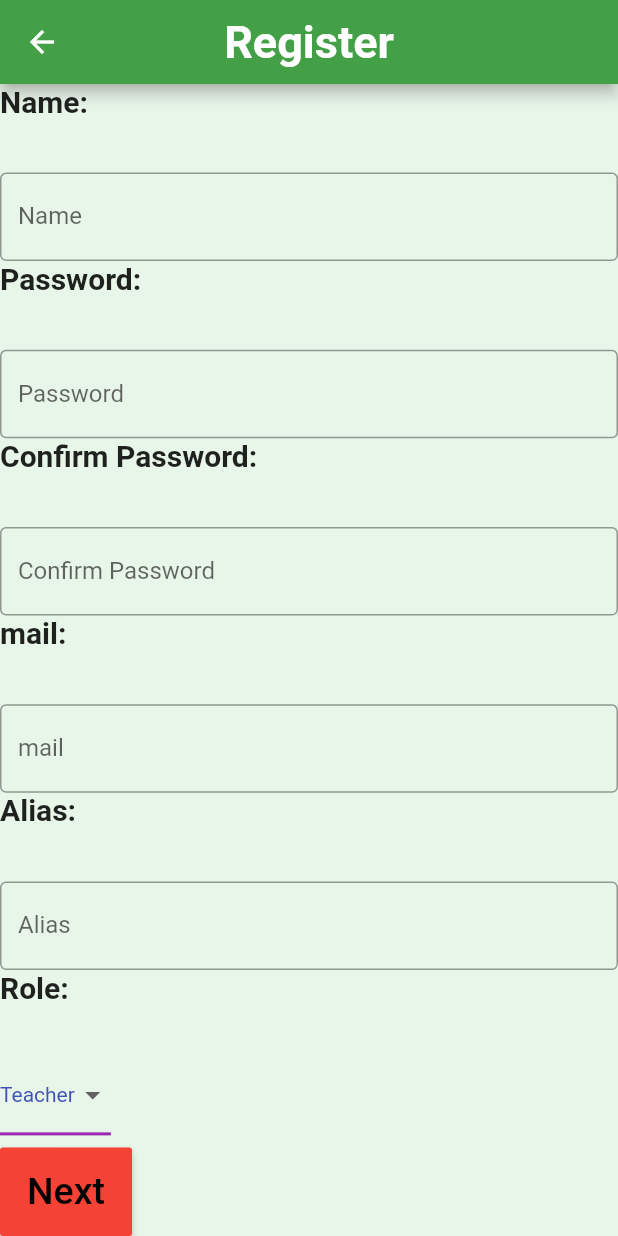
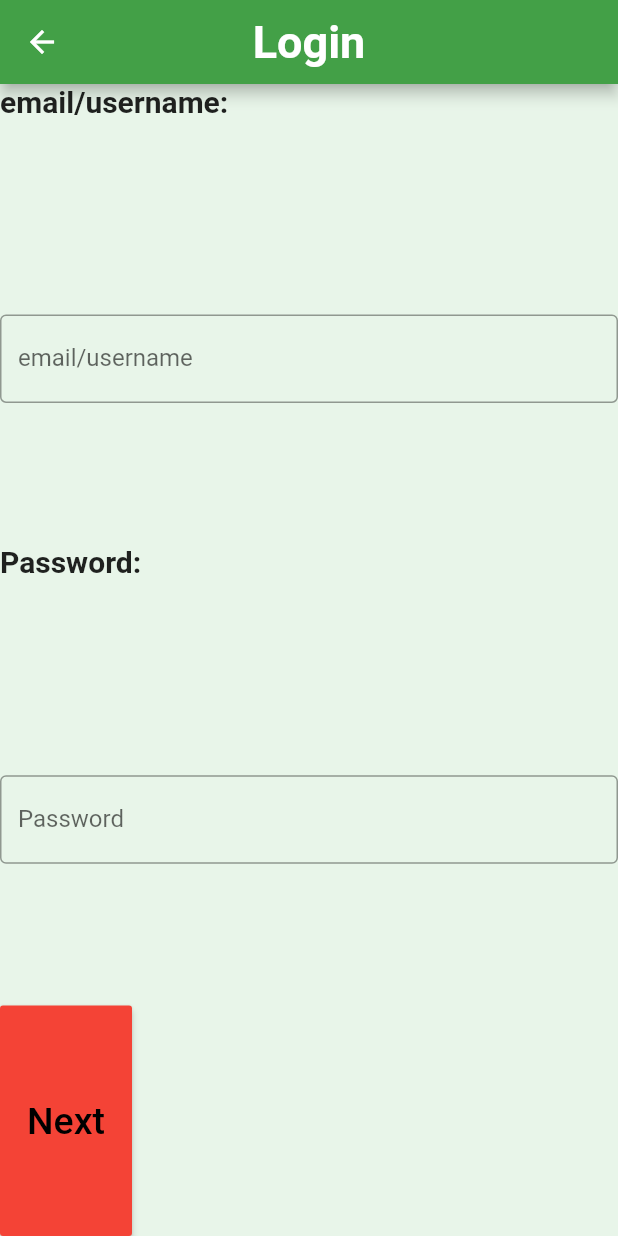
Before and after one commit to edwardtheskull/mathforkids, a Flutter app: the screen it shows after launch, after a tap on "Login", on a phone screen of 412 x 824 dp. Run offline on Flutter 3.47's test engine with Material 2 defaults, Android fonts, the phone set to English and light mode, and no system bars; Roboto replaces fonts that are missing (Crimson).

Commit message:
loginpage with changes
Added a page for login and linked the other pages to it

```diff
--- /dev/null
+++ b/lib/login.dart
@@ -0,0 +1,73 @@
+import 'dart:async';
+import 'dart:convert';
+import 'package:flutter/cupertino.dart';
+import 'package:flutter/material.dart';
+import 'package:flutter/rendering.dart';
+
+
+class loginPageState extends StatefulWidget{
+  @override
+  LoginPage createState() => LoginPage();
+}
+
+class LoginPage extends State<loginPageState>{
+  @override
+  Widget build(BuildContext context) {
+    return Scaffold(
+        backgroundColor: Colors.green[50],
+        appBar: AppBar(
+          title: Text(
+            "Login",
+            style: TextStyle(
+              fontSize: 30,
+              fontFamily: "Crimson",
+              fontWeight: FontWeight.bold,
+            ),
+          ),
+          centerTitle:true,
+          backgroundColor: Colors.green[600],
+        ),
+        body:  Center(
+          child: Column( mainAxisAlignment: MainAxisAlignment.end, crossAxisAlignment: CrossAxisAlignment.start,
+              children: [Expanded(child: Text("email/username:",
+                style: TextStyle(fontSize: 20,
+                    fontWeight: FontWeight.bold
+                ),
+              ),
+              ),
+                Expanded(child: TextField(
+                  obscureText: false,
+                  decoration: InputDecoration(
+                    border: OutlineInputBorder(),
+                    labelText: 'email/username',
+                  ),
+                ),),
+                Expanded(child: Text("Password:",
+                  style: TextStyle(fontSize: 20,
+                      fontWeight: FontWeight.bold
+                  ),
+                ),
+                ),
+                Expanded(child: TextField(
+                  obscureText: true,
+                  decoration: InputDecoration(
+                    border: OutlineInputBorder(),
+                    labelText: 'Password',
+                  ),
+                ),),
+
+                Expanded(child: RaisedButton(
+                  onPressed: (){
+                    Navigator.push(context, new MaterialPageRoute(builder: (context) => new loginPageState()));
+                  },
+                  color: Colors.red,
+                  child: Text("Next", style: TextStyle(
+                    fontSize: 25,
+                    color: Colors.black,fontFamily: 'Crimson',
+                  ),),
+                ),)
+              ]),
+        )
+    );
+  }
+}
--- a/lib/main.dart
+++ b/lib/main.dart
@@ -3,6 +3,7 @@ import 'dart:convert';
 import 'package:flutter/cupertino.dart';
 import 'package:flutter/material.dart';
 import 'package:flutter/rendering.dart';
+import 'package:mathforkids/login.dart';
 import 'package:mathforkids/register.dart';
 
 void main() {
@@ -73,7 +74,7 @@ class _MyStatefulWidgetState extends State<MyStatefulWidget>{
             alignment: FractionalOffset.bottomCenter,
             child:RaisedButton(
               onPressed: (){
-                Navigator.push(context, new MaterialPageRoute(builder: (context) => new ListPageState()));
+                Navigator.push(context, new MaterialPageRoute(builder: (context) => new loginPageState()));
               },
               color: Colors.red,
               child: Text("Login", style: TextStyle(
--- a/lib/register.dart
+++ b/lib/register.dart
@@ -3,6 +3,7 @@ import 'dart:convert';
 import 'package:flutter/cupertino.dart';
 import 'package:flutter/material.dart';
 import 'package:flutter/rendering.dart';
+import 'package:mathforkids/login.dart';
 
 
 class ListPageState extends StatefulWidget{
@@ -113,7 +114,7 @@ class ListPage extends State<ListPageState>{
                 ),
                 Expanded(child: RaisedButton(
                   onPressed: (){
-                    Navigator.push(context, new MaterialPageRoute(builder: (context) => new ListPageState()));
+                    Navigator.push(context, new MaterialPageRoute(builder: (context) => new loginPageState()));
                   },
                   color: Colors.red,
                   child: Text("Next", style: TextStyle(
```
